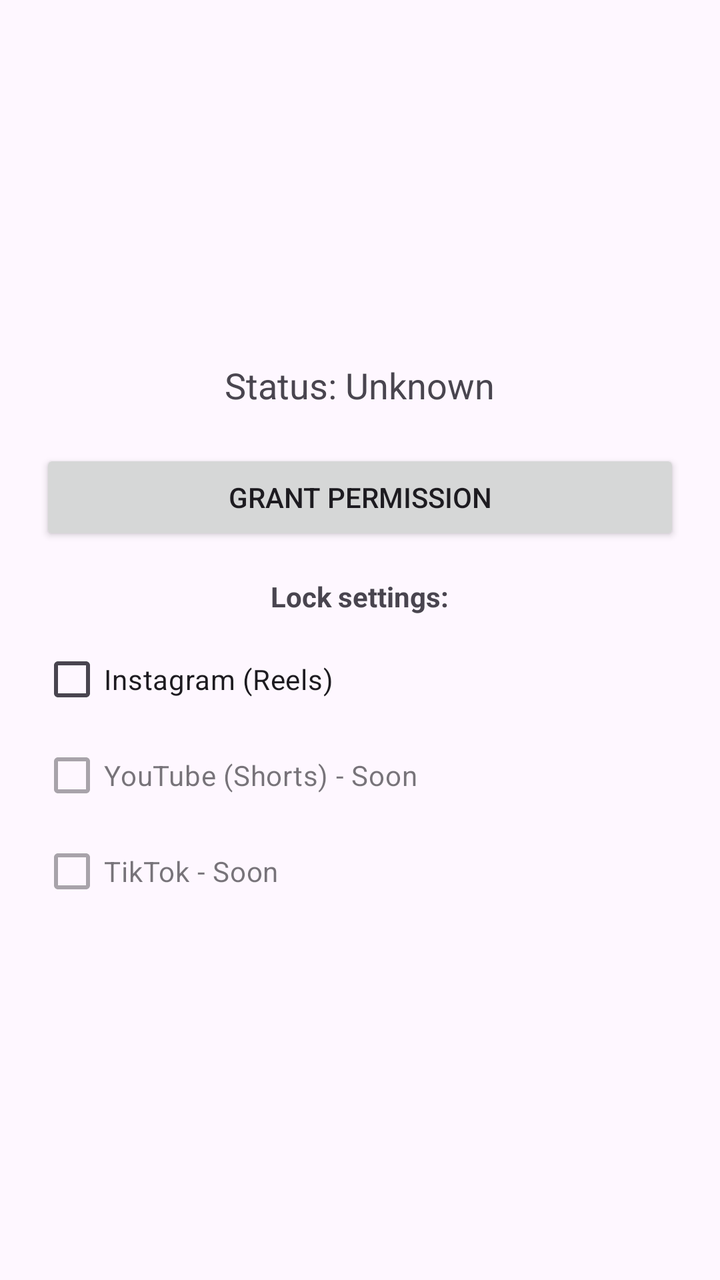
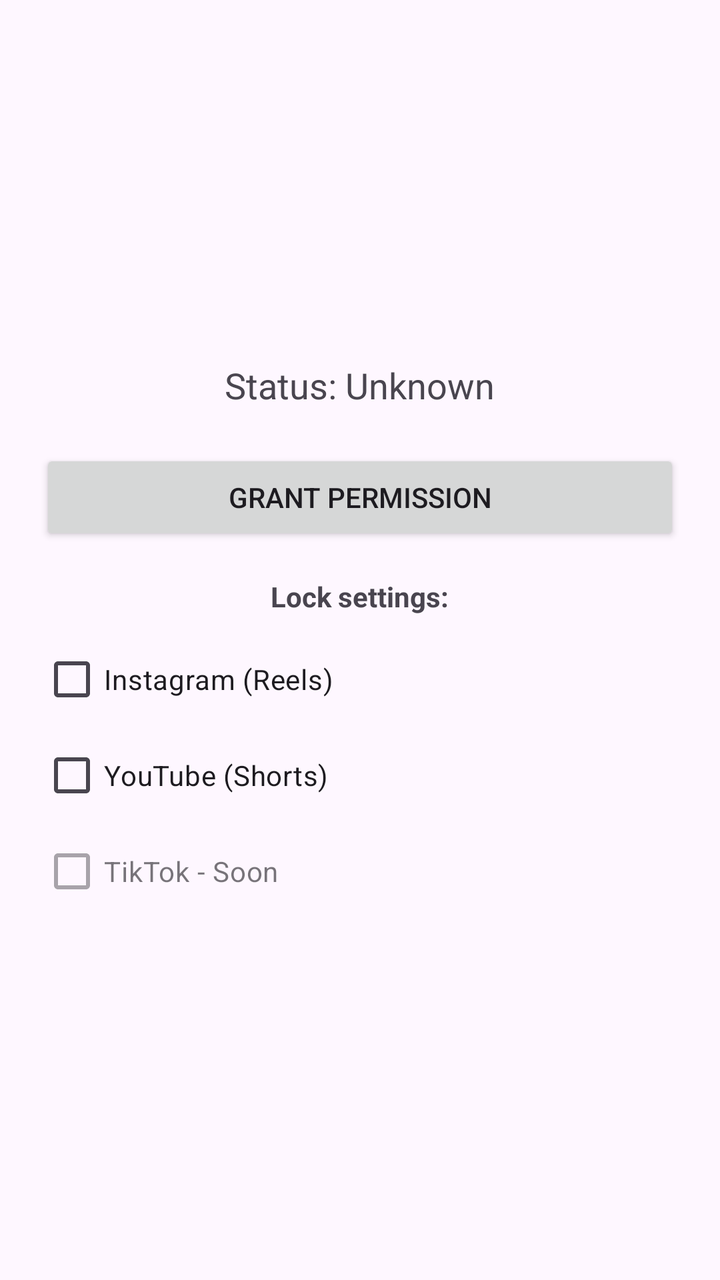

The first picture is an Android layout as it rendered before a commit; the second is the same layout after the commit. The layout source and the unified diff follow.
<!-- AndroidManifest.xml: application theme Theme.MyApplication -->
<!-- res/layout/activity_main.xml -->
<?xml version="1.0" encoding="utf-8"?>
<LinearLayout xmlns:android="http://schemas.android.com/apk/res/android"
    android:layout_width="match_parent"
    android:layout_height="match_parent"
    android:gravity="center"
    android:orientation="vertical"
    android:padding="20dp">

    <TextView
        android:id="@+id/statusText"
        android:layout_width="wrap_content"
        android:layout_height="wrap_content"
        android:text="Status: Unknown"
        android:textSize="18sp"
        android:layout_marginBottom="20dp" />

    <Button
        android:id="@+id/btnGrantPermission"
        android:layout_width="fill_parent"
        android:layout_height="wrap_content"
        android:text="Grant permission" />
		
	<TextView
        android:layout_width="wrap_content"
        android:layout_height="wrap_content"
        android:text="Lock settings:"
        android:textStyle="bold"
        android:layout_marginTop="16dp"
        android:layout_marginBottom="8dp"/>

    <CheckBox
        android:id="@+id/checkInstagram"
        android:layout_width="match_parent"
        android:layout_height="wrap_content"
        android:text="Instagram (Reels)" />

    <CheckBox
        android:id="@+id/checkYouTube"
        android:layout_width="match_parent"
        android:layout_height="wrap_content"
        android:text="YouTube (Shorts) - Soon"
        android:enabled="false" />

    <CheckBox
        android:id="@+id/checkTikTok"
        android:layout_width="match_parent"
        android:layout_height="wrap_content"
        android:text="TikTok - Soon"
        android:enabled="false" />

</LinearLayout>
<!-- resources referenced by this layout -->
<resources>
  <style name="Theme.MyApplication" parent="Base.Theme.MyApplication" />
  <style name="Base.Theme.MyApplication" parent="Theme.Material3.DayNight.NoActionBar">
          
          
      </style>
</resources>

<!-- the commit's change to res/layout/activity_main.xml (unified diff, before → after) -->
@@ -38,8 +38,8 @@
         android:id="@+id/checkYouTube"
         android:layout_width="match_parent"
         android:layout_height="wrap_content"
-        android:text="YouTube (Shorts) - Soon"
-        android:enabled="false" />
+        android:text="YouTube (Shorts)"
+        android:enabled="true" />
 
     <CheckBox
         android:id="@+id/checkTikTok"
